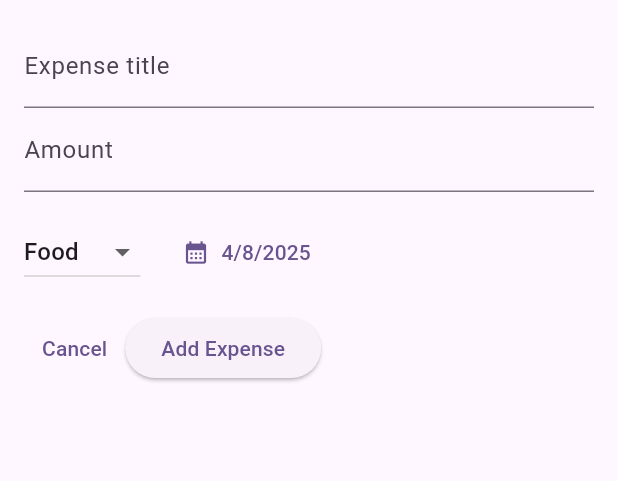
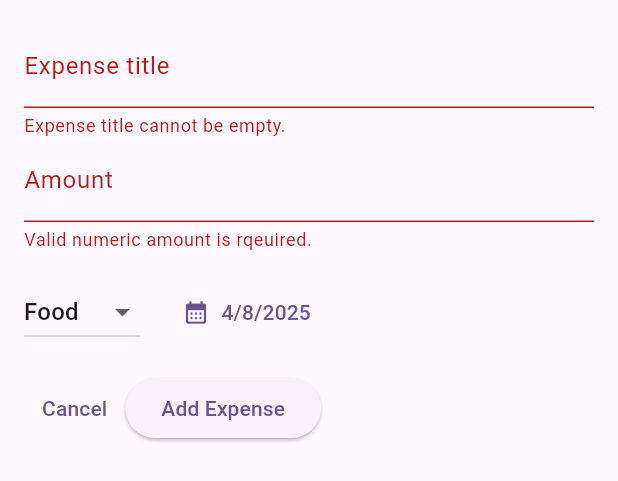
Before and after one commit to karanshah0206/expense_tracker, a Flutter app: the AddExpense widget shown alone on an empty page, opened directly, after a tap on "Add Expense", on a phone screen of 412 x 824 dp. Shown: the top 481 px of the screen. Run offline on Flutter 3.47's test engine with Material 3 defaults, Android fonts, the phone set to English and light mode, and no system bars.

Commit message:
Added input validation to add expense form

```diff
--- a/lib/widgets/add_expense.dart
+++ b/lib/widgets/add_expense.dart
@@ -13,8 +13,46 @@ class AddExpense extends StatefulWidget {
 class _AddExpenseState extends State<AddExpense> {
   final TextEditingController _titleController = TextEditingController();
   final TextEditingController _amountController = TextEditingController();
-  DateTime? _selectedDate = DateTime.now();
+  DateTime _selectedDate = DateTime.now();
   Category _selectedCategory = Category.food;
+  bool _titleHasError = false;
+  bool _amountHasError = false;
+
+  void _validateTitleInput() {
+    setState(() {
+      _titleHasError = false;
+    });
+
+    if (_titleController.text.isEmpty) {
+      setState(() {
+        _titleHasError = true;
+      });
+    }
+  }
+
+  void _validateAmountInput() {
+    setState(() {
+      _amountHasError = false;
+    });
+
+    if (double.tryParse(_amountController.text) == null) {
+      setState(() {
+        _amountHasError = true;
+      });
+    }
+  }
+
+  void _addExpense() {
+    _titleController.text = _titleController.text.trim();
+    _amountController.text = _amountController.text.trim();
+
+    _validateTitleInput();
+    _validateAmountInput();
+
+    if (!_amountHasError && !_titleHasError) {
+      // TODO
+    }
+  }
 
   void _showDatePicker() {
     showDatePicker(
@@ -39,14 +77,26 @@ class _AddExpenseState extends State<AddExpense> {
         children: [
           TextField(
             controller: _titleController,
-            decoration: const InputDecoration(label: Text('Expense title')),
+            onChanged: (_) {
+              _validateTitleInput();
+            },
+            decoration: InputDecoration(
+              label: const Text('Expense title'),
+              errorText:
+                  _titleHasError ? 'Expense title cannot be empty.' : null,
+            ),
           ),
           TextField(
             controller: _amountController,
+            onChanged: (_) {
+              _validateAmountInput();
+            },
             keyboardType: const TextInputType.numberWithOptions(decimal: true),
-            decoration: const InputDecoration(
+            decoration: InputDecoration(
               prefixText: '\$',
-              label: Text('Amount'),
+              label: const Text('Amount'),
+              errorText:
+                  _amountHasError ? 'Valid numeric amount is rqeuired.' : null,
             ),
           ),
           const SizedBox(height: 16),
@@ -75,11 +125,7 @@ class _AddExpenseState extends State<AddExpense> {
               TextButton.icon(
                 onPressed: _showDatePicker,
                 icon: const Icon(Icons.calendar_month),
-                label: Text(
-                  _selectedDate == null
-                      ? 'Select Date'
-                      : formatter.format(_selectedDate!),
-                ),
+                label: Text(formatter.format(_selectedDate)),
               ),
             ],
           ),
@@ -93,9 +139,7 @@ class _AddExpenseState extends State<AddExpense> {
                 child: const Text('Cancel'),
               ),
               ElevatedButton(
-                onPressed: () {
-                  // TODO
-                },
+                onPressed: _addExpense,
                 child: const Text('Add Expense'),
               ),
             ],
```
